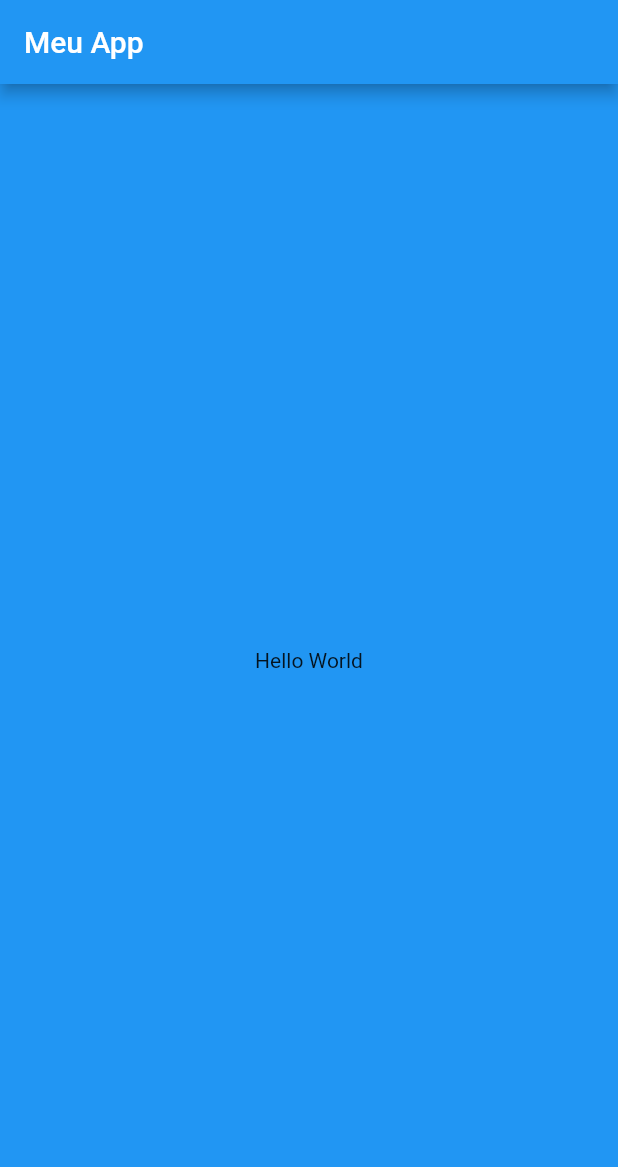
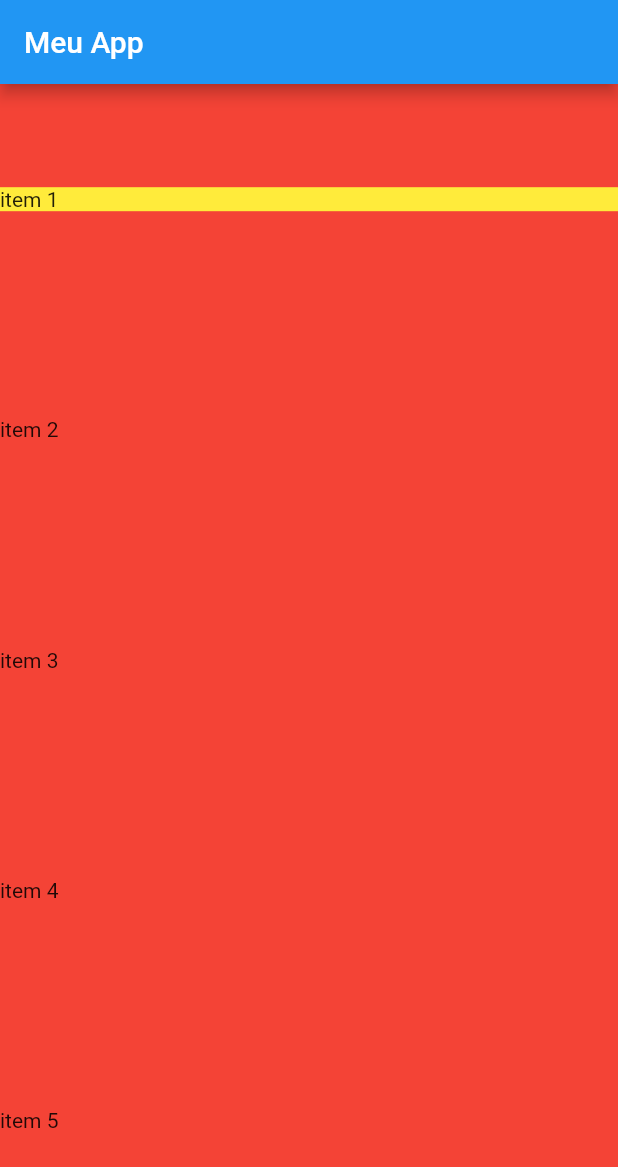
Before and after one commit to pedrosales/shopping, a Flutter app: the screen it shows after launch, on a phone screen of 412 x 824 dp. Shown: the top 1167 px of the screen. Run offline on Flutter 3.47's test engine with Material 2 defaults, Android fonts, the phone set to English and light mode, and no system bars.

Commit message:
trabalahndo com colunas

```diff
--- a/lib/main.dart
+++ b/lib/main.dart
@@ -24,9 +24,21 @@ class HomePage extends StatelessWidget {
         title: Text("Meu App"),
       ),
       body: Container(
-        color: Colors.blue,
-        child: Center(
-          child: Text("Hello World"),
+        width: double.infinity,
+        color: Colors.red,
+        child: Column(
+          mainAxisAlignment: MainAxisAlignment.spaceAround,
+          crossAxisAlignment: CrossAxisAlignment.stretch,
+          children: <Widget>[
+            Container(
+              color: Colors.yellow,
+              child: Text("item 1"),
+            ),
+            Text("item 2"),
+            Text("item 3"),
+            Text("item 4"),
+            Text("item 5"),
+          ],
         ),
       ),
     );
```
